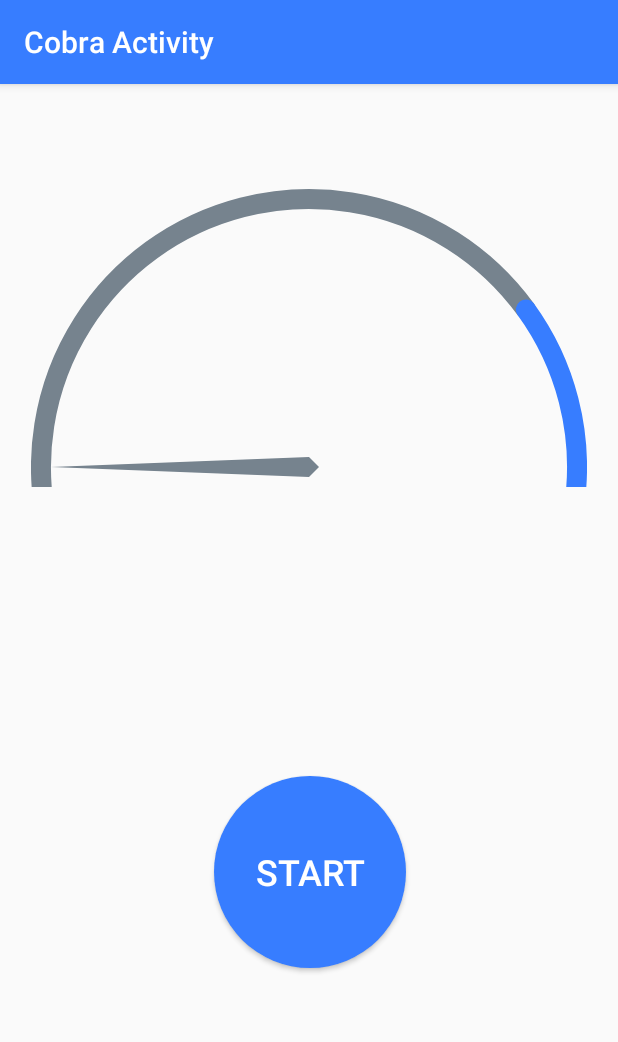
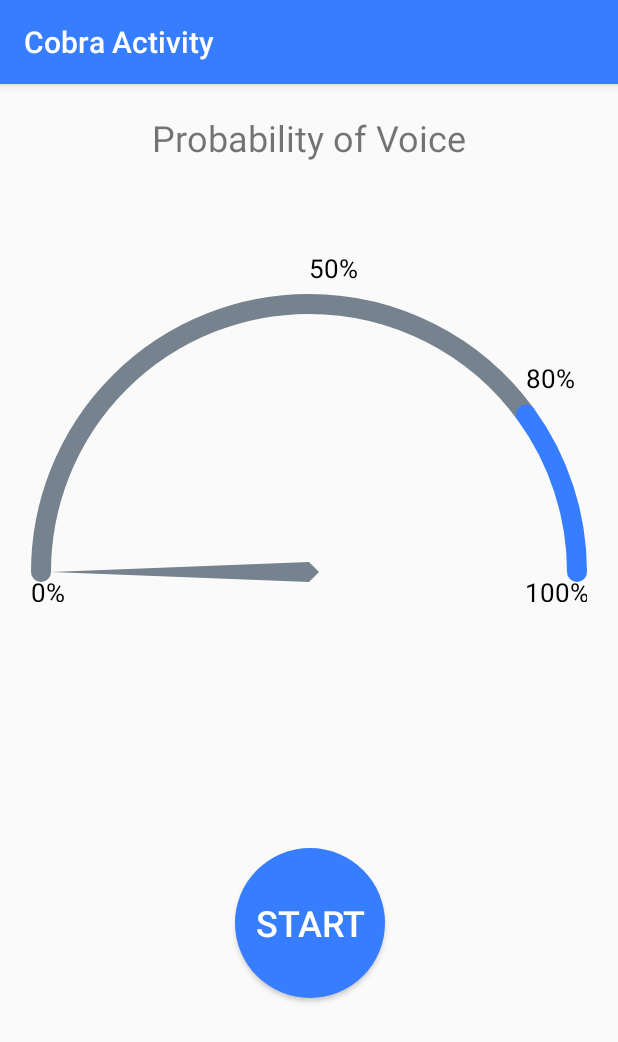
Before and after one commit to Picovoice/cobra, an Android app: the screen it shows after launch (MainActivity), on a phone screen of 412 x 824 dp. Shown: the top 1042 px of the screen. Run offline under Robolectric (Android 15) with nearby library versions, the phone set to English and light mode, and no system bars; libraries missing offline, so code that uses them is left out: ai.picovoice.cobra; 1 statement that could not run was skipped.

Commit message:
added indication of gauge, modified rendering of demo

```diff
--- a/demo/android/Activity/cobra-activity-demo-app/src/main/java/ai/picovoice/cobraactivitydemo/Analog.java
+++ /dev/null
@@ -1,150 +0,0 @@
-/*
-    Copyright 2021 Picovoice Inc.
-
-    You may not use this file except in compliance with the license. A copy of the license is
-    located in the "LICENSE" file accompanying this source.
-
-    Unless required by applicable law or agreed to in writing, software distributed under the
-    License is distributed on an "AS IS" BASIS, WITHOUT WARRANTIES OR CONDITIONS OF ANY KIND, either
-    express or implied. See the License for the specific language governing permissions and
-    limitations under the License.
-*/
-
-
-package ai.picovoice.cobraactivitydemo;
-
-import android.content.Context;
-import android.content.res.TypedArray;
-import android.graphics.Canvas;
-import android.graphics.Matrix;
-import android.graphics.Paint;
-import android.graphics.Path;
-import android.graphics.RectF;
-import android.util.AttributeSet;
-import android.view.View;
-
-public class Analog extends View {
-    private static final float ALPHA = 0.5f;
-    private float value = 0;
-    private float radius;
-
-    private final int startAngle;
-    private final int endAngle;
-    private final float threshold;
-
-    private final Path belowPath;
-    private final Paint belowPaint;
-    private final RectF below;
-
-    private final Path abovePath;
-    private final Paint abovePaint;
-    private final RectF above;
-
-    private final Matrix matrix;
-    private final Path needle;
-    private final Paint needlePaint;
-
-    public Analog(Context context, AttributeSet attrs) {
-        super(context, attrs);
-        TypedArray a = context.getTheme().obtainStyledAttributes(
-                attrs,
-                R.styleable.Analog,
-                0, 0
-        );
-
-        try {
-            this.startAngle = a.getInt(R.styleable.Analog_startAngle, 0);
-            this.endAngle = a.getInt(R.styleable.Analog_endAngle, 0);
-            this.threshold = a.getFloat(R.styleable.Analog_threshold, 0);
-        } finally {
-            a.recycle();
-        }
-
-        belowPath = new Path();
-        below = new RectF();
-        belowPaint = new Paint();
-        belowPaint.setStyle(Paint.Style.STROKE);
-        belowPaint.setStrokeWidth(20);
-        belowPaint.setStrokeCap(Paint.Cap.ROUND);
-        belowPaint.setColor(getResources().getColor(R.color.colorSecondary));
-
-        abovePath = new Path();
-        above = new RectF();
-        abovePaint = new Paint();
-        abovePaint.setStyle(Paint.Style.STROKE);
-        abovePaint.setStrokeWidth(20);
-        abovePaint.setStrokeCap(Paint.Cap.ROUND);
-        abovePaint.setColor(getResources().getColor(R.color.colorPrimary));
-
-        matrix = new Matrix();
-        needle = new Path();
-        needlePaint = new Paint();
-        needlePaint.setColor(getResources().getColor(R.color.colorSecondary));
-        needlePaint.setStyle(Paint.Style.FILL_AND_STROKE);
-    }
-
-    @Override
-    protected void onDraw(Canvas canvas) {
-        int centerX = this.getWidth() / 2;
-        int centerY = this.getBottom() - 20;
-
-        this.radius = centerX - 10;
-        drawArcs(canvas, centerX, centerY);
-        drawNeedle(canvas, centerX, centerY);
-    }
-
-    public void reset() {
-        while (this.value > 0.001) {
-            this.setValue(0);
-            this.invalidate();
-        }
-    }
-
-    public void setValue(float value) {
-        this.value = (ALPHA * value) + ((1 - ALPHA) * this.value);
-    }
-
-    public boolean isDetected() {
-        return this.value >= this.threshold;
-    }
-
-    private void drawArcs(Canvas canvas, int x, int y) {
-        below.set(
-                x - radius,
-                y - radius,
-                x + radius,
-                y + radius
-        );
-        belowPath.arcTo(below, startAngle * threshold, endAngle, true);
-        canvas.drawPath(belowPath, belowPaint);
-
-        above.set(
-                x - radius,
-                y - radius,
-                x + radius,
-                y + radius
-        );
-        abovePath.arcTo(above, (startAngle * threshold) - startAngle, endAngle, true);
-        canvas.drawPath(abovePath, abovePaint);
-    }
-
-    private void drawNeedle(Canvas canvas, int x, int y) {
-        needle.reset();
-        needle.moveTo(radius - 10, 0);
-        needle.lineTo(0, -10);
-        needle.lineTo(-10, 0);
-        needle.lineTo(0, 10);
-        needle.lineTo(radius - 10, 0);
-
-        if (this.value >= this.threshold) {
-            needlePaint.setColor(getResources().getColor(R.color.colorPrimary));
-        } else {
-            needlePaint.setColor(getResources().getColor(R.color.colorSecondary));
-        }
-
-        matrix.setTranslate(x, y);
-        matrix.preRotate(-180 + (180 * this.value));
-        needle.transform(matrix);
-        canvas.drawPath(needle, needlePaint);
-    }
-}
--- /dev/null
+++ b/demo/android/Activity/cobra-activity-demo-app/src/main/java/ai/picovoice/cobraactivitydemo/Gauge.java
@@ -0,0 +1,108 @@
+/*
+    Copyright 2021 Picovoice Inc.
+
+    You may not use this file except in compliance with the license. A copy of the license is
+    located in the "LICENSE" file accompanying this source.
+
+    Unless required by applicable law or agreed to in writing, software distributed under the
+    License is distributed on an "AS IS" BASIS, WITHOUT WARRANTIES OR CONDITIONS OF ANY KIND, either
+    express or implied. See the License for the specific language governing permissions and
+    limitations under the License.
+*/
+
+
+package ai.picovoice.cobraactivitydemo;
+
+import android.content.Context;
+import android.content.res.TypedArray;
+import android.graphics.Canvas;
+import android.graphics.Color;
+import android.graphics.Paint;
+import android.graphics.RectF;
+import android.util.AttributeSet;
+import android.view.View;
+
+public class Gauge extends View {
+    private final static int TEXT_SIZE = 26;
+    private final int startAngle;
+    private final int sweepAngle;
+    private final float threshold;
+    private final Paint belowPaint;
+    private final RectF below;
+    private final Paint abovePaint;
+    private final RectF above;
+    private final Paint textPaint;
+
+    public Gauge(Context context, AttributeSet attrs) {
+        super(context, attrs);
+        TypedArray a = context.getTheme().obtainStyledAttributes(
+                attrs,
+                R.styleable.Gauge,
+                0, 0
+        );
+
+        try {
+            this.startAngle = a.getInt(R.styleable.Gauge_startAngle, 0);
+            this.sweepAngle = a.getInt(R.styleable.Gauge_sweepAngle, 0);
+            this.threshold = a.getFloat(R.styleable.Gauge_threshold, 0);
+        } finally {
+            a.recycle();
+        }
+
+        below = new RectF();
+        belowPaint = new Paint();
+        belowPaint.setStyle(Paint.Style.STROKE);
+        belowPaint.setStrokeWidth(20);
+        belowPaint.setStrokeCap(Paint.Cap.ROUND);
+        belowPaint.setColor(getResources().getColor(R.color.colorSecondary));
+
+        above = new RectF();
+        abovePaint = new Paint();
+        abovePaint.setStyle(Paint.Style.STROKE);
+        abovePaint.setStrokeWidth(20);
+        abovePaint.setStrokeCap(Paint.Cap.ROUND);
+        abovePaint.setColor(getResources().getColor(R.color.colorPrimary));
+
+        textPaint = new Paint();
+        textPaint.setColor(Color.BLACK);
+        textPaint.setTextSize(TEXT_SIZE);
+    }
+
+    @Override
+    protected void onDraw(Canvas canvas) {
+        int centerX = this.getWidth() / 2;
+        int centerY = this.getBottom() - 30;
+        int radius = centerX - 10;
+
+        below.set(
+                centerX - radius,
+                centerY - radius,
+                centerX + radius,
+                centerY + radius
+        );
+        canvas.drawArc(below, startAngle, sweepAngle * threshold, false, belowPaint);
+
+        above.set(
+                centerX - radius,
+                centerY - radius,
+                centerX + radius,
+                centerY + radius
+        );
+        canvas.drawArc(above, (startAngle * threshold) + startAngle, sweepAngle * (1 - threshold), false, abovePaint);
+
+        canvas.drawText("0%", this.getLeft(), this.getBottom(), textPaint);
+        canvas.drawText("100%", centerX + radius - TEXT_SIZE * 2, this.getBottom(), textPaint);
+        float temp = getX(radius, .5f);
+        float temp2= getY(radius, .5f);
+        canvas.drawText("50%", centerX + getX(radius, .5f), centerY - getY(radius, .5f) - TEXT_SIZE, textPaint);
+        canvas.drawText("80%", centerX + getX(radius, threshold), centerY - getY(radius, threshold) - TEXT_SIZE, textPaint);
+    }
+
+    private float getX(int radius, float percentage) {
+        return (float) (radius * Math.cos(Math.toRadians(sweepAngle * (1 - percentage))));
+    }
+
+    private float getY(int radius, float percentage) {
+        return (float) (radius * Math.sin(Math.toRadians(sweepAngle * (1 - percentage))));
+    }
+}
--- a/demo/android/Activity/cobra-activity-demo-app/src/main/java/ai/picovoice/cobraactivitydemo/MainActivity.java
+++ b/demo/android/Activity/cobra-activity-demo-app/src/main/java/ai/picovoice/cobraactivitydemo/MainActivity.java
@@ -44,8 +44,8 @@ public class MainActivity extends AppCompatActivity {
     private static final String ACCESS_KEY = "${YOUR_ACCESS_KEY_HERE}";
 
     private ToggleButton recordButton;
-    private Analog analogView;
     private TextView detectedText;
+    private Needle needleView;
 
     @Override
     protected void onCreate(Bundle savedInstanceState) {
@@ -54,7 +54,7 @@ public class MainActivity extends AppCompatActivity {
 
         recordButton = findViewById(R.id.startButton);
         TextView errorMessage = findViewById(R.id.errorMessage);
-        analogView = findViewById(R.id.analog);
+        needleView = findViewById(R.id.needle);
         detectedText = findViewById(R.id.detectedText);
 
         try {
@@ -125,7 +125,6 @@ public class MainActivity extends AppCompatActivity {
                 }
             } else {
                 microphoneReader.stop();
-                analogView.reset();
             }
         } catch (InterruptedException e) {
             displayError("Audio stop command interrupted\n" + e.getMessage());
@@ -194,9 +193,8 @@ public class MainActivity extends AppCompatActivity {
                         runOnUiThread(new Runnable() {
                             @Override
                             public void run() {
-                                analogView.setValue(voiceProbability);
-                                detectedText.setVisibility((analogView.isDetected()) ? View.VISIBLE : View.INVISIBLE);
-                                analogView.invalidate();
+                                needleView.setValue(voiceProbability);
+                                detectedText.setVisibility((needleView.isDetected()) ? View.VISIBLE : View.INVISIBLE);
                             }
                         });
                     }
@@ -210,6 +208,13 @@ public class MainActivity extends AppCompatActivity {
                     audioRecord.release();
                 }
 
+                runOnUiThread(new Runnable() {
+                    @Override
+                    public void run() {
+                        needleView.reset();
+                        detectedText.setVisibility(View.INVISIBLE);
+                    }
+                });
                 stopped.set(true);
             }
         }
--- /dev/null
+++ b/demo/android/Activity/cobra-activity-demo-app/src/main/java/ai/picovoice/cobraactivitydemo/Needle.java
@@ -0,0 +1,97 @@
+/*
+    Copyright 2021 Picovoice Inc.
+
+    You may not use this file except in compliance with the license. A copy of the license is
+    located in the "LICENSE" file accompanying this source.
+
+    Unless required by applicable law or agreed to in writing, software distributed under the
+    License is distributed on an "AS IS" BASIS, WITHOUT WARRANTIES OR CONDITIONS OF ANY KIND, either
+    express or implied. See the License for the specific language governing permissions and
+    limitations under the License.
+*/
+
+
+package ai.picovoice.cobraactivitydemo;
+
+import android.content.Context;
+import android.content.res.TypedArray;
+import android.graphics.Canvas;
+import android.graphics.Matrix;
+import android.graphics.Paint;
+import android.graphics.Path;
+import android.util.AttributeSet;
+import android.view.View;
+
+public class Needle extends View {
+    private static final float ALPHA = 0.5f;
+    private final float threshold;
+    private float value = 0;
+    private boolean isDetected = false;
+
+    private final Matrix matrix;
+    private final Path needle;
+    private final Paint needlePaint;
+
+    public Needle(Context context, AttributeSet attrs) {
+        super(context, attrs);
+
+        TypedArray a = context.getTheme().obtainStyledAttributes(
+                attrs,
+                R.styleable.Needle,
+                0, 0
+        );
+
+        try {
+            this.threshold = a.getFloat(R.styleable.Needle_threshold, 0);
+        } finally {
+            a.recycle();
+        }
+
+        matrix = new Matrix();
+        needle = new Path();
+        needlePaint = new Paint();
+        needlePaint.setColor(getResources().getColor(R.color.colorSecondary));
+        needlePaint.setStyle(Paint.Style.FILL);
+    }
+
+    public void setValue(float value) {
+        this.value = (ALPHA * value) + ((1 - ALPHA) * this.value);
+        this.isDetected = this.value >= this.threshold;
+        this.invalidate();
+    }
+
+    public boolean isDetected() {
+        return isDetected;
+    }
+
+    public void reset() {
+        while (this.value > 0.001) {
+            setValue(this.value - 0.01f);
+        }
+    }
+
+    @Override
+    protected void onDraw(Canvas canvas) {
+        int centerX = this.getWidth() / 2;
+        int centerY = this.getBottom() - 30;
+        int radius = centerX - 10;
+
+        needle.reset();
+        needle.moveTo(radius - 10, 0);
+        needle.lineTo(0, -10);
+        needle.lineTo(-10, 0);
+        needle.lineTo(0, 10);
+        needle.lineTo(radius - 10, 0);
+
+        if (this.value >= this.threshold) {
+            needlePaint.setColor(getResources().getColor(R.color.colorPrimary));
+        } else {
+            needlePaint.setColor(getResources().getColor(R.color.colorSecondary));
+        }
+
+        matrix.setTranslate(centerX, centerY);
+        matrix.preRotate(-180 + (180 * this.value));
+        needle.transform(matrix);
+        canvas.drawPath(needle, needlePaint);
+    }
+}
--- a/demo/android/Activity/cobra-activity-demo-app/src/main/res/layout/cobra_activity_demo.xml
+++ b/demo/android/Activity/cobra-activity-demo-app/src/main/res/layout/cobra_activity_demo.xml
@@ -7,17 +7,39 @@
     android:layout_height="match_parent"
     tools:context=".MainActivity">
 
-    <ai.picovoice.cobraactivitydemo.Analog
+    <TextView
+        android:id="@+id/title"
+        android:layout_width="wrap_content"
+        android:layout_height="wrap_content"
+        android:text="Probability of Voice"
+        android:textSize="24sp"
+        app:layout_constraintHorizontal_bias="0.5"
+        app:layout_constraintTop_toTopOf="@id/guidelineTop"
+        app:layout_constraintStart_toStartOf="@id/guidelineStart"
+        app:layout_constraintEnd_toEndOf="@id/guidelineEnd"/>
+
+    <FrameLayout
         android:id="@+id/analog"
         android:layout_width="0dp"
         android:layout_height="0dp"
-        app:startAngle="180"
-        app:endAngle="180"
-        app:threshold="0.8"
-        app:layout_constraintStart_toStartOf="@+id/guidelineStart"
+        app:layout_constraintStart_toStartOf="@id/guidelineStart"
         app:layout_constraintEnd_toEndOf="@id/guidelineEnd"
-        app:layout_constraintTop_toTopOf="parent"
-        app:layout_constraintBottom_toBottomOf="@+id/guidelineAnalogY" />
+        app:layout_constraintTop_toBottomOf="@id/title"
+        app:layout_constraintBottom_toTopOf="@id/guidelineAnalogY">
+        <ai.picovoice.cobraactivitydemo.Gauge
+            android:id="@+id/gauge"
+            android:layout_width="match_parent"
+            android:layout_height="match_parent"
+            app:startAngle="180"
+            app:sweepAngle="180"
+            app:threshold="0.8"/>
+
+        <ai.picovoice.cobraactivitydemo.Needle
+            android:id="@+id/needle"
+            android:layout_width="match_parent"
+            android:layout_height="match_parent"
+            app:threshold="0.8" />
+    </FrameLayout>
 
     <TextView
         android:id="@+id/detectedText"
@@ -29,17 +51,17 @@
         app:layout_constraintHorizontal_bias="0.5"
         app:layout_constraintStart_toStartOf="@id/guidelineStart"
         app:layout_constraintEnd_toEndOf="@id/guidelineEnd"
-        app:layout_constraintTop_toBottomOf="@id/analog"
+        app:layout_constraintTop_toBottomOf="@id/guidelineAnalogY"
         app:layout_constraintBottom_toTopOf="@id/startButton"/>
 
     <ToggleButton
         android:id="@+id/startButton"
-        android:layout_width="128dp"
-        android:layout_height="128dp"
+        android:layout_width="100dp"
+        android:layout_height="100dp"
         android:layout_marginStart="8dp"
-        android:layout_marginTop="30dp"
+        android:layout_marginTop="20dp"
         android:layout_marginEnd="8dp"
-        android:layout_marginBottom="30dp"
+        android:layout_marginBottom="20dp"
         android:background="@drawable/button_background"
         android:onClick="onClick"
         android:textColor="@android:color/white"
@@ -65,6 +87,13 @@
         android:layout_height="wrap_content"
         android:orientation="vertical"
         app:layout_constraintGuide_percent="0.95" />
+
+    <androidx.constraintlayout.widget.Guideline
+        android:id="@+id/guidelineTop"
+        android:layout_width="wrap_content"
+        android:layout_height="wrap_content"
+        android:orientation="horizontal"
+        app:layout_constraintGuide_percent="0.025" />
 
     <androidx.constraintlayout.widget.Guideline
         android:id="@+id/guidelineButton"
@@ -93,6 +122,6 @@
         android:layout_width="wrap_content"
         android:layout_height="wrap_content"
         android:orientation="horizontal"
-        app:layout_constraintGuide_percent="0.35" />
+        app:layout_constraintGuide_percent="0.45" />
 
 </androidx.constraintlayout.widget.ConstraintLayout>
--- a/demo/android/Activity/cobra-activity-demo-app/src/main/res/values/attrs.xml
+++ b/demo/android/Activity/cobra-activity-demo-app/src/main/res/values/attrs.xml
@@ -1,9 +1,13 @@
 <?xml version="1.0" encoding="utf-8"?>
 <resources>
-    <declare-styleable name="Analog">
+    <attr name="threshold" format="float" />
+    <declare-styleable name="Gauge">
         <attr name="radius" format="float" />
         <attr name="startAngle" format="integer" />
-        <attr name="endAngle" format="integer" />
-        <attr name="threshold" format="float" />
+        <attr name="sweepAngle" format="integer" />
+        <attr name="threshold" />
+    </declare-styleable>
+    <declare-styleable name="Needle">
+        <attr name="threshold" />
     </declare-styleable>
 </resources>
```
